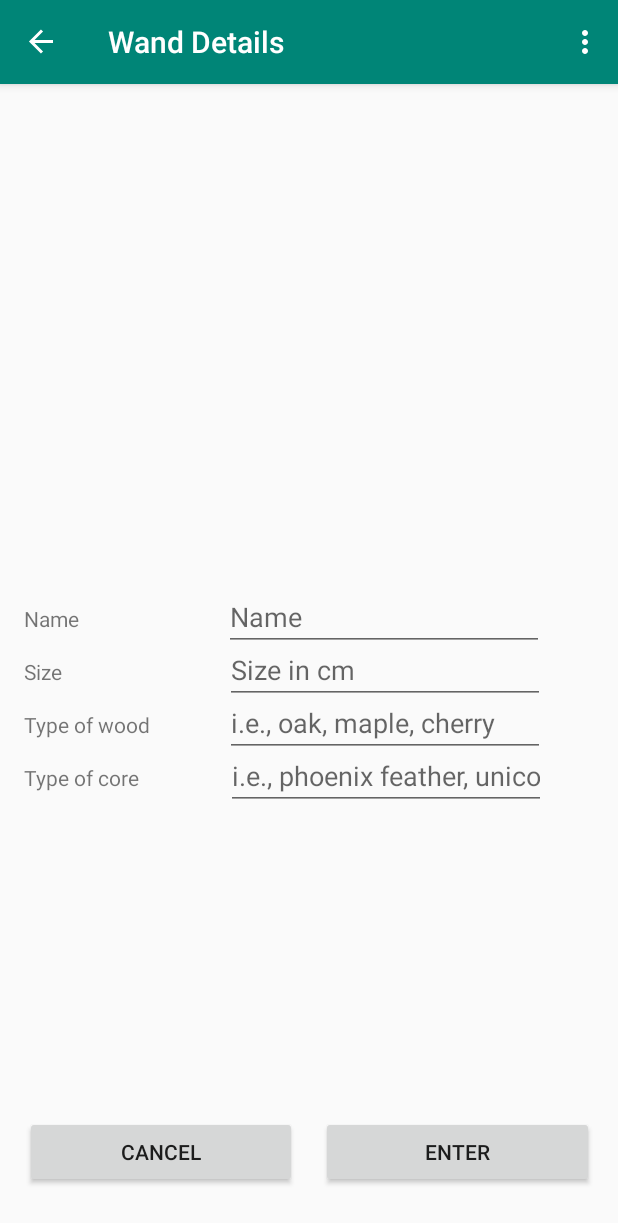
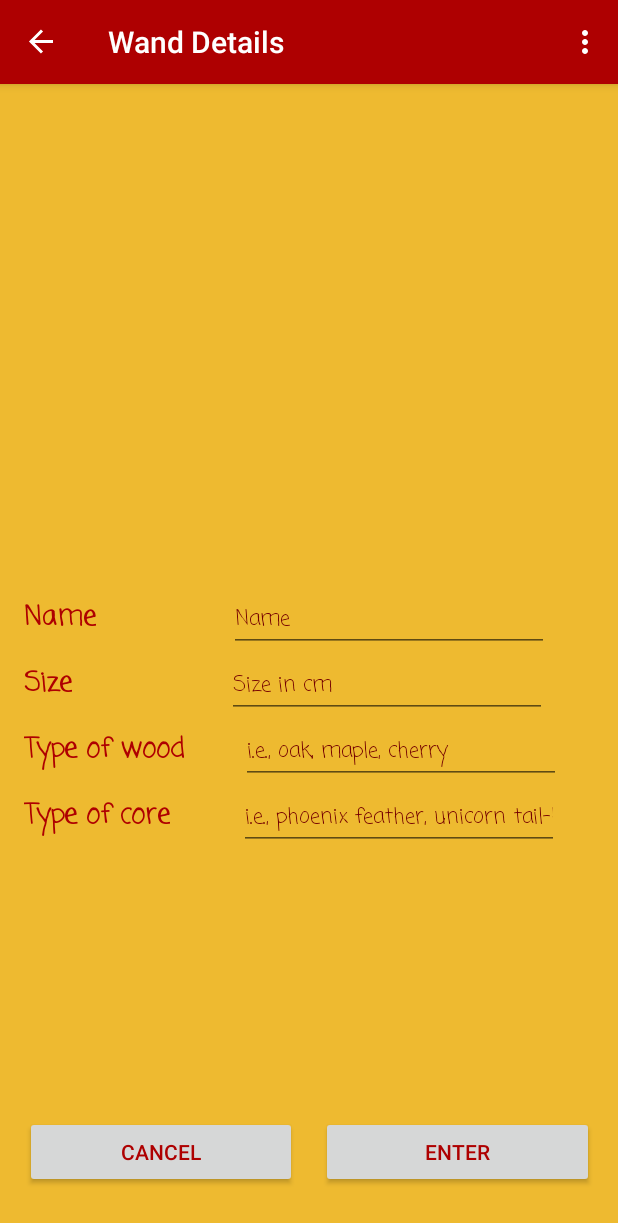
Before and after one commit to udacity/nd940-android-kotlin-course1-starter, an Android app: the WandDetailFragment screen opened through its navigation route, on a phone screen of 412 x 824 dp. Shown: the top 1223 px of the screen. Run offline under Robolectric (Android 15) with nearby library versions, the phone set to English and light mode, and no system bars; our stand-ins replace Timber, data binding, navigation-ui.

Commit message:
Using styles

```diff
--- a/starter/app/src/main/res/layout/fragment_instructions.xml
+++ b/starter/app/src/main/res/layout/fragment_instructions.xml
@@ -12,10 +12,12 @@
     android:paddingTop="@dimen/fragment_vertical_margin"
     android:paddingRight="@dimen/fragment_horizontal_margin"
     android:paddingBottom="@dimen/fragment_vertical_margin"
+    android:background="@color/colorBackground"
     tools:context=".InstructionsFragment">
 
     <TextView
         android:id="@+id/welcome_text"
+        style="@style/griffindorText"
         android:layout_width="wrap_content"
         android:layout_height="wrap_content"
         android:layout_marginTop="32dp"
@@ -26,6 +28,7 @@
 
     <TextView
         android:id="@+id/instructionsText"
+        style="@style/griffindorText"
         android:layout_width="wrap_content"
         android:layout_height="wrap_content"
         android:layout_marginTop="48dp"
@@ -37,6 +40,7 @@
 
     <Button
         android:id="@+id/startButton"
+        style="@style/griffindor"
         android:layout_width="wrap_content"
         android:layout_height="wrap_content"
         android:layout_marginBottom="32dp"
--- a/starter/app/src/main/res/layout/fragment_wand_detail.xml
+++ b/starter/app/src/main/res/layout/fragment_wand_detail.xml
@@ -18,13 +18,12 @@
     android:id="@+id/frameLayout"
     android:layout_width="match_parent"
     android:layout_height="match_parent"
+    android:background="@color/colorBackgroundLight"
     tools:context=".WandDetailFragment">
 
     <TextView
         android:id="@+id/name_label_text"
-        android:layout_width="wrap_content"
-        android:layout_height="wrap_content"
-        android:layout_marginStart="16dp"
+        style="@style/wand_detail_label"
         android:text="@string/name_label"
         app:layout_constraintBottom_toBottomOf="parent"
         app:layout_constraintStart_toStartOf="parent"
@@ -32,14 +31,17 @@
 
     <EditText
         android:id="@+id/name_entry"
+        style="@style/wand_detail"
         android:layout_width="wrap_content"
         android:layout_height="wrap_content"
         android:layout_marginEnd="16dp"
+        android:autofillHints="username"
         android:ems="10"
+        android:hint="@string/name_hint"
         android:inputType="textPersonName"
-        android:hint="@string/name_hint"
-        android:autofillHints="username"
         android:text="@={wand.name}"
+        android:textSize="14sp"
+        android:textStyle="normal"
         app:layout_constraintBaseline_toBaselineOf="@+id/name_label_text"
         app:layout_constraintEnd_toEndOf="parent"
         app:layout_constraintHorizontal_bias="0.745"
@@ -47,16 +49,19 @@
 
     <TextView
         android:id="@+id/size_label_text"
+        style="@style/wand_detail"
         android:layout_width="wrap_content"
         android:layout_height="wrap_content"
         android:layout_marginStart="16dp"
         android:layout_marginTop="16dp"
         android:text="@string/size_label"
+        android:textSize="18sp"
         app:layout_constraintStart_toStartOf="parent"
         app:layout_constraintTop_toBottomOf="@+id/name_label_text" />
 
     <EditText
         android:id="@+id/size_entry"
+        style="@style/wand_detail"
         android:layout_width="wrap_content"
         android:layout_height="wrap_content"
         android:layout_marginEnd="16dp"
@@ -65,6 +70,8 @@
         android:importantForAutofill="no"
         android:inputType="numberDecimal"
         android:text="@={`` + wand.length}"
+        android:textSize="14sp"
+        android:textStyle="normal"
         app:layout_constraintBaseline_toBaselineOf="@+id/size_label_text"
         app:layout_constraintEnd_toEndOf="parent"
         app:layout_constraintHorizontal_bias="0.769"
@@ -72,41 +79,49 @@
 
     <TextView
         android:id="@+id/wood_label_text"
+        style="@style/wand_detail"
         android:layout_width="wrap_content"
         android:layout_height="wrap_content"
         android:layout_marginStart="16dp"
         android:layout_marginTop="16dp"
         android:text="@string/wood_label"
+        android:textSize="18sp"
         app:layout_constraintStart_toStartOf="parent"
         app:layout_constraintTop_toBottomOf="@+id/size_label_text" />
 
     <EditText
         android:id="@+id/wood_entry"
+        style="@style/wand_detail"
         android:layout_width="wrap_content"
         android:layout_height="wrap_content"
         android:layout_marginStart="16dp"
         android:layout_marginEnd="16dp"
         android:ems="10"
-        android:inputType="textPersonName"
         android:hint="@string/wood_hint"
         android:importantForAutofill="no"
+        android:inputType="textPersonName"
         android:text="@={wand.wood}"
+        android:textSize="14sp"
+        android:textStyle="normal"
         app:layout_constraintBaseline_toBaselineOf="@+id/wood_label_text"
         app:layout_constraintEnd_toEndOf="parent"
         app:layout_constraintStart_toEndOf="@+id/wood_label_text" />
 
     <TextView
         android:id="@+id/core_label_text"
+        style="@style/wand_detail"
         android:layout_width="wrap_content"
         android:layout_height="wrap_content"
         android:layout_marginStart="16dp"
         android:layout_marginTop="16dp"
         android:text="@string/core_label"
+        android:textSize="18sp"
         app:layout_constraintStart_toStartOf="parent"
         app:layout_constraintTop_toBottomOf="@+id/wood_label_text" />
 
     <EditText
         android:id="@+id/core_entry"
+        style="@style/wand_detail"
         android:layout_width="wrap_content"
         android:layout_height="wrap_content"
         android:layout_marginStart="16dp"
@@ -116,6 +131,8 @@
         android:importantForAutofill="no"
         android:inputType="textPersonName"
         android:text="@={wand.core}"
+        android:textSize="14sp"
+        android:textStyle="normal"
         app:layout_constraintBaseline_toBaselineOf="@+id/core_label_text"
         app:layout_constraintEnd_toEndOf="parent"
         app:layout_constraintHorizontal_bias="0.56"
@@ -123,6 +140,7 @@
 
     <Button
         android:id="@+id/saveButton"
+        style="@style/griffindor"
         android:layout_width="182dp"
         android:layout_height="wrap_content"
         android:layout_marginEnd="16dp"
@@ -132,6 +150,7 @@
 
     <Button
         android:id="@+id/cancelButton"
+        style="@style/griffindor"
         android:layout_width="181dp"
         android:layout_height="wrap_content"
         android:layout_marginStart="16dp"
--- a/starter/app/src/main/res/layout/fragment_wand_list.xml
+++ b/starter/app/src/main/res/layout/fragment_wand_list.xml
@@ -13,6 +13,7 @@
 <androidx.constraintlayout.widget.ConstraintLayout
     android:layout_width="match_parent"
     android:layout_height="match_parent"
+    android:background="@color/colorBackgroundLight"
     tools:context=".ui.wandlist.WandListFragment">
 
     <ScrollView
@@ -36,8 +37,12 @@
         android:layout_height="wrap_content"
         android:layout_marginEnd="16dp"
         android:layout_marginBottom="16dp"
+        android:backgroundTint="@color/colorPrimary"
         android:clickable="true"
+        android:contentDescription="@string/enter_new_wand_details"
+        android:focusable="true"
         android:src="@drawable/ic_add"
+        app:borderWidth="0dp"
         app:layout_constraintBottom_toBottomOf="parent"
         app:layout_constraintEnd_toEndOf="parent" />
 
--- a/starter/app/src/main/res/layout/fragment_welcome.xml
+++ b/starter/app/src/main/res/layout/fragment_welcome.xml
@@ -12,10 +12,12 @@
     android:paddingTop="@dimen/fragment_vertical_margin"
     android:paddingRight="@dimen/fragment_horizontal_margin"
     android:paddingBottom="@dimen/fragment_vertical_margin"
+    android:background="@color/colorBackground"
     tools:context=".WelcomeFragment">
 
     <TextView
         android:id="@+id/welcome_text"
+        style="@style/griffindorText"
         android:layout_width="wrap_content"
         android:layout_height="wrap_content"
         android:layout_marginTop="32dp"
@@ -26,6 +28,7 @@
 
     <TextView
         android:id="@+id/hello_text"
+        style="@style/griffindorText"
         android:layout_width="wrap_content"
         android:layout_height="wrap_content"
         android:layout_marginTop="48dp"
@@ -37,6 +40,7 @@
 
     <Button
         android:id="@+id/ready_button"
+        style="@style/griffindor"
         android:layout_width="wrap_content"
         android:layout_height="wrap_content"
         android:layout_marginBottom="32dp"
@@ -44,7 +48,7 @@
         app:layout_constraintBottom_toBottomOf="parent"
         app:layout_constraintEnd_toEndOf="parent"
         app:layout_constraintStart_toStartOf="parent"
-        app:layout_constraintTop_toBottomOf="@+id/instructionsText" />
+        app:layout_constraintTop_toBottomOf="@+id/hello_text" />
 
 </androidx.constraintlayout.widget.ConstraintLayout>
 </layout>
--- a/starter/app/src/main/res/values/colors.xml
+++ b/starter/app/src/main/res/values/colors.xml
@@ -1,6 +1,8 @@
 <?xml version="1.0" encoding="utf-8"?>
 <resources>
-    <color name="colorPrimary">#008577</color>
-    <color name="colorPrimaryDark">#00574B</color>
-    <color name="colorAccent">#D81B60</color>
+    <color name="colorPrimary">#AE0001</color>
+    <color name="colorPrimaryDark">#740001</color>
+    <color name="colorAccent">#51FFFE</color>
+    <color name="colorBackground">#CC8822</color>
+    <color name="colorBackgroundLight">#EEBA30</color>
 </resources>
--- a/starter/app/src/main/res/values/styles.xml
+++ b/starter/app/src/main/res/values/styles.xml
@@ -16,4 +16,27 @@
 
     <style name="AppTheme.PopupOverlay" parent="ThemeOverlay.AppCompat.Light" />
 
+    <style name="griffindor">
+        <item name="android:textColor">@color/colorPrimary</item>
+        <item name="android:textColorHighlight">@color/colorPrimaryDark</item>
+        <item name="android:textColorHint">@color/colorPrimaryDark</item>
+    </style>
+
+    <style name="griffindorText" parent="griffindor">
+        <item name="android:fontFamily">@font/bigelow_rules</item>
+        <item name="android:textSize">36sp</item>
+    </style>
+
+    <style name="wand_detail" parent="griffindor">
+        <item name="android:fontFamily">casual</item>
+        <item name="android:textStyle">bold</item>
+    </style>
+
+    <style name="wand_detail_label" parent="wand_detail">
+        <item name="android:layout_width">wrap_content</item>
+        <item name="android:layout_height">wrap_content</item>
+        <item name="android:layout_marginStart">16dp</item>
+        <item name="android:textSize">18sp</item>
+    </style>
+
 </resources>
```
Also changed, not shown: starter/app/src/main/res/layout/fragment_login.xml (+8 -3 lines), starter/app/src/main/res/layout/fragment_wand_list_item.xml (+22 -9 lines), starter/app/src/main/res/values/strings.xml (+5 -3 lines), starter/app/src/main/res/font/bigelow_rules.ttf (added).
